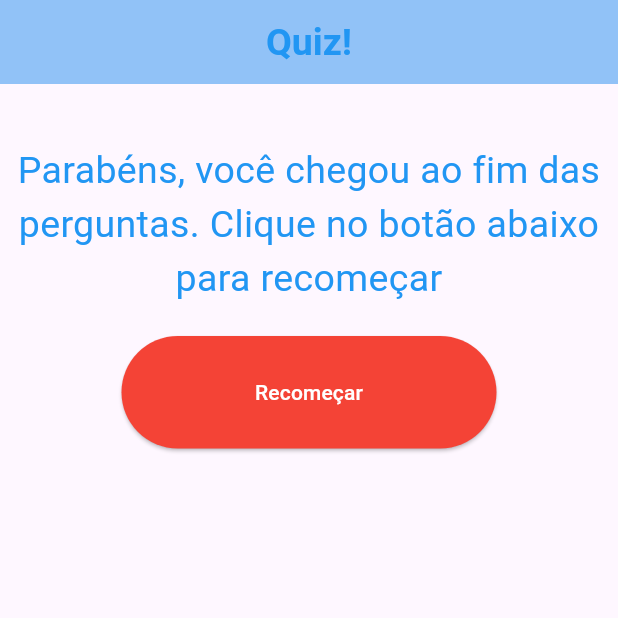
After one commit to Gabriel-Vs20/Aplicativo_Perguntas_Flutter, a Flutter app: the screen it shows after launch, after a tap on "Preto", after a tap on "Cobra", on a phone screen of 412 x 824 dp, the top half of it. The commit adds this screen. Run offline on Flutter 3.47's test engine with Material 3 defaults, Android fonts, the phone set to English and light mode, and no system bars.

Commit message:
Criação de uma nova lista, onde serão armazenados os resultados escolhidos pelo usuário.A cada momento que a aplicação é reiniciada, a lista é resetada/limpada.

```diff
--- a/lib/main.dart
+++ b/lib/main.dart
@@ -1,6 +1,7 @@
 import 'package:flutter/material.dart';
 import './questao.dart';
 import './respostas.dart';
+import './resultado.dart';
 
 main (){
   runApp(PerguntaApp());
@@ -24,6 +25,8 @@ class _PerguntaAppState extends State <PerguntaApp>{
 
     ];
 
+    final List<String> resultadoFinal = [];
+
   void responder(){
     setState(() {
       perguntasSelecionadas++;
@@ -38,6 +41,8 @@ class _PerguntaAppState extends State <PerguntaApp>{
     });
   }
 
+
+
   bool get temPerguntaSelecionada
   {
     return perguntasSelecionadas < perguntas.length;
@@ -50,7 +55,7 @@ class _PerguntaAppState extends State <PerguntaApp>{
     List <Widget> widgets = [];
 
       for (String textoResp in respostas){
-      widgets.add(Respostas (textoResp, responder));
+      widgets.add(Respostas (textoResp, responder, resultadoFinal));
      }
 
       return MaterialApp(
@@ -70,42 +75,7 @@ class _PerguntaAppState extends State <PerguntaApp>{
             ...widgets,
             //... pega todos os elementos da lista;
           ],
-        ): Column(
-          children: [
-            Padding(
-            padding: EdgeInsets.only(top: 40.0),
-            child: Text('Parabéns, você chegou ao fim das perguntas. Clique no botão abaixo para recomeçar',
-            textAlign: TextAlign.center,
-            style: TextStyle(
-            color: Colors.blue,
-            fontSize: 25,
-            ),),
-            ),
-
-
-            Align(
-             alignment: Alignment.center,
-              child: Padding(
-              padding: EdgeInsets.only(top: 20.0),
-                child: ElevatedButton(
-                onPressed: recomecar,
-                  child: Text('Recomeçar'),
-                  style: ElevatedButton.styleFrom(
-                  backgroundColor: Colors.red,
-                  foregroundColor: Colors.white,
-                  minimumSize: Size(250, 75)
-                )
-
-
-
-             ),
-             ),
-            )
-
-          ],
-        ),
-
-        backgroundColor: const Color.fromARGB(255, 249, 249, 249),
+        ): ResultadoFinal(recomecar, resultadoFinal)
       ),
 
     );
@@ -115,8 +85,11 @@ class _PerguntaAppState extends State <PerguntaApp>{
 }
 
 class PerguntaApp extends StatefulWidget{
+  const PerguntaApp({super.key});
 
-    _PerguntaAppState createState(){
+
+    @override
+  _PerguntaAppState createState(){
     return _PerguntaAppState();
    }
 
--- a/lib/questao.dart
+++ b/lib/questao.dart
@@ -4,7 +4,7 @@ class Questao extends StatelessWidget {
 
   final String texto;
 
-  Questao(this.texto);
+  const Questao(this.texto, {super.key});
 
   @override
   Widget build(BuildContext context) {
--- a/lib/respostas.dart
+++ b/lib/respostas.dart
@@ -6,7 +6,21 @@ class Respostas extends StatelessWidget {
 
     final void Function() onSelect;
 
-    Respostas(this.respostas, this.onSelect);
+    final List<String> resultadoFinal;
+
+    Respostas(this.respostas, this.onSelect, this.resultadoFinal);
+
+    void retornarResultado(){
+      resultadoFinal.add(respostas);
+    }
+
+
+    void encapsular(){
+      onSelect();
+      retornarResultado();
+      print(resultadoFinal);
+    }
+
 
   @override
   Widget build(BuildContext context) {
@@ -48,16 +62,16 @@ class Respostas extends StatelessWidget {
     }
 
 
-    return Container(
+    return SizedBox(
       width: double.infinity,
       child: ElevatedButton(
         style: ButtonStyle(
-          backgroundColor: MaterialStateProperty.all(backgroundColor),
-          foregroundColor: MaterialStateProperty.all(foregroundColor)
+          backgroundColor: WidgetStateProperty.all(backgroundColor),
+          foregroundColor: WidgetStateProperty.all(foregroundColor)
         ),
+
+        onPressed: encapsular,
         child: Text(respostas),
-
-        onPressed: onSelect,
       ),
       );
   }
--- /dev/null
+++ b/lib/resultado.dart
@@ -0,0 +1,56 @@
+import 'package:flutter/material.dart';
+
+class ResultadoFinal extends StatelessWidget {
+
+  List<String> resultados = [];
+
+  Function() recomecar;
+
+  ResultadoFinal(this.recomecar, this.resultados);
+
+
+  void limparListaResultados(){
+    recomecar();
+    resultados.clear();
+  }
+
+
+
+  @override
+  Widget build(BuildContext context) {
+    return Column(
+          children: [
+            Padding(
+            padding: EdgeInsets.only(top: 40.0),
+            child: Text('Parabéns, você chegou ao fim das perguntas. Clique no botão abaixo para recomeçar',
+            textAlign: TextAlign.center,
+            style: TextStyle(
+            color: Colors.blue,
+            fontSize: 25,
+            ),),
+            ),
+
+
+            Align(
+             alignment: Alignment.center,
+              child: Padding(
+              padding: EdgeInsets.only(top: 20.0),
+                child: ElevatedButton(
+                onPressed: limparListaResultados,
+                  style: ElevatedButton.styleFrom(
+                  backgroundColor: Colors.red,
+                  foregroundColor: Colors.white,
+                  minimumSize: Size(250, 75)
+                ),
+                  child: Text('Recomeçar')
+
+
+
+             ),
+             ),
+            )
+
+          ],
+        );
+  }
+}
```
